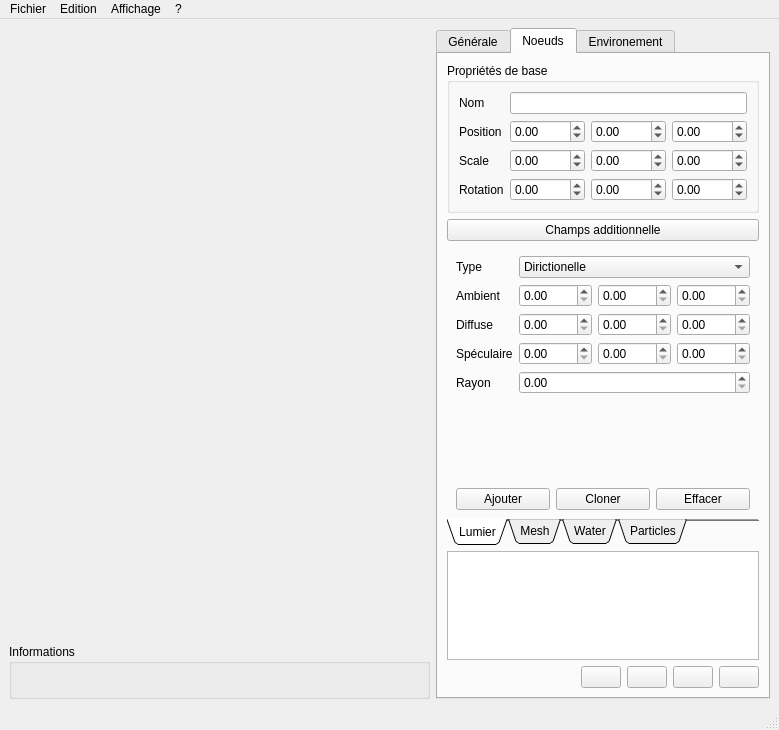
The window that sources/interface.ui (b4n92uid/theball-editor) describes before a commit, drawn with Qt 5.
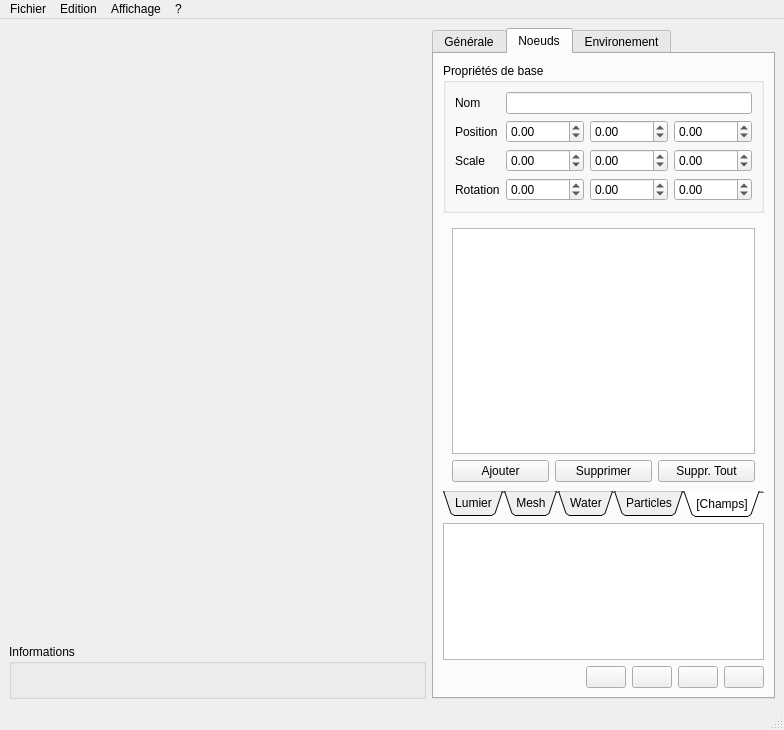
The same window after the commit. The open tabs and pages were chosen to show the change. Icons and pictures are not drawn. Custom widgets are drawn as their Qt base class.

Commit message: Implement nodes fields management functions

```diff
--- a/sources/interface.ui
+++ b/sources/interface.ui
@@ -6,7 +6,7 @@
    <rect>
     <x>0</x>
     <y>0</y>
-    <width>779</width>
+    <width>784</width>
     <height>730</height>
    </rect>
   </property>
@@ -18,7 +18,7 @@
     <normaloff>:/Icons/icons/icon.ico</normaloff>:/Icons/icons/icon.ico</iconset>
   </property>
   <widget class="QWidget" name="centralwidget">
-   <layout class="QHBoxLayout" name="horizontalLayout_7" stretch="8,0">
+   <layout class="QHBoxLayout" name="horizontalLayout_7">
     <property name="sizeConstraint">
      <enum>QLayout::SetDefaultConstraint</enum>
     </property>
@@ -158,7 +158,7 @@
        <attribute name="title">
         <string>Noeuds</string>
        </attribute>
-       <layout class="QVBoxLayout" name="verticalLayout_3" stretch="0,0,0,1,0">
+       <layout class="QVBoxLayout" name="verticalLayout_3" stretch="0,0,1,0">
         <property name="sizeConstraint">
          <enum>QLayout::SetDefaultConstraint</enum>
         </property>
@@ -331,13 +331,6 @@
           </layout>
          </widget>
         </item>
-        <item>
-         <widget class="QPushButton" name="pushButton">
-          <property name="text">
-           <string>Champs additionnelle</string>
-          </property>
-         </widget>
-        </item>
         <item>
          <widget class="QTabWidget" name="attribTab">
           <property name="enabled">
@@ -352,6 +345,9 @@
           <property name="currentIndex">
            <number>0</number>
           </property>
+          <property name="usesScrollButtons">
+           <bool>false</bool>
+          </property>
           <property name="documentMode">
            <bool>true</bool>
           </property>
@@ -1037,6 +1033,53 @@
             </item>
            </layout>
           </widget>
+          <widget class="QWidget" name="tab_8">
+           <attribute name="title">
+            <string>[Champs]</string>
+           </attribute>
+           <layout class="QVBoxLayout" name="verticalLayout_12">
+            <item>
+             <widget class="QTreeView" name="node_additional"/>
+            </item>
+            <item>
+             <layout class="QHBoxLayout" name="horizontalLayout_29">
+              <item>
+               <widget class="QPushButton" name="node_addfield">
+                <property name="text">
+                 <string>Ajouter</string>
+                </property>
+                <property name="icon">
+                 <iconset resource="ressource.qrc">
+                  <normaloff>:/Icons/icons/add.png</normaloff>:/Icons/icons/add.png</iconset>
+                </property>
+               </widget>
+              </item>
+              <item>
+               <widget class="QPushButton" name="node_delfield">
+                <property name="text">
+                 <string>Supprimer</string>
+                </property>
+                <property name="icon">
+                 <iconset resource="ressource.qrc">
+                  <normaloff>:/Icons/icons/cross.png</normaloff>:/Icons/icons/cross.png</iconset>
+                </property>
+               </widget>
+              </item>
+              <item>
+               <widget class="QPushButton" name="node_clearfields">
+                <property name="text">
+                 <string>Suppr. Tout</string>
+                </property>
+                <property name="icon">
+                 <iconset resource="ressource.qrc">
+                  <normaloff>:/Icons/icons/cross.png</normaloff>:/Icons/icons/cross.png</iconset>
+                </property>
+               </widget>
+              </item>
+             </layout>
+            </item>
+           </layout>
+          </widget>
          </widget>
         </item>
         <item>
@@ -1508,7 +1551,7 @@
     <rect>
      <x>0</x>
      <y>0</y>
-     <width>779</width>
+     <width>784</width>
      <height>20</height>
     </rect>
    </property>
```
Left out of the diff: 2 changed lines with no effect on the pictures. The commit also changes 2 other files.
